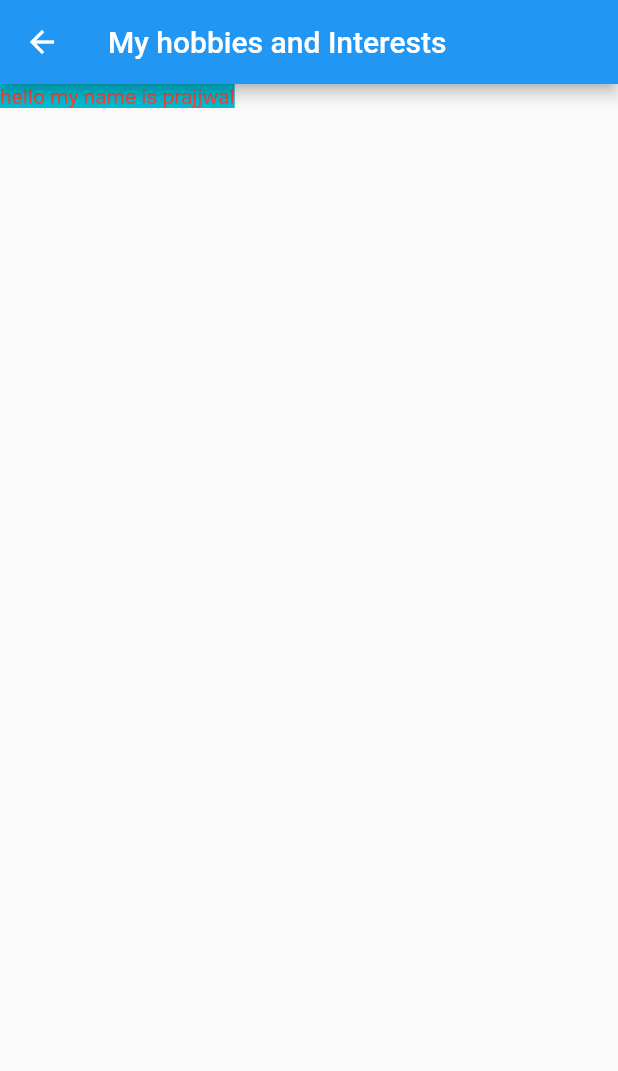
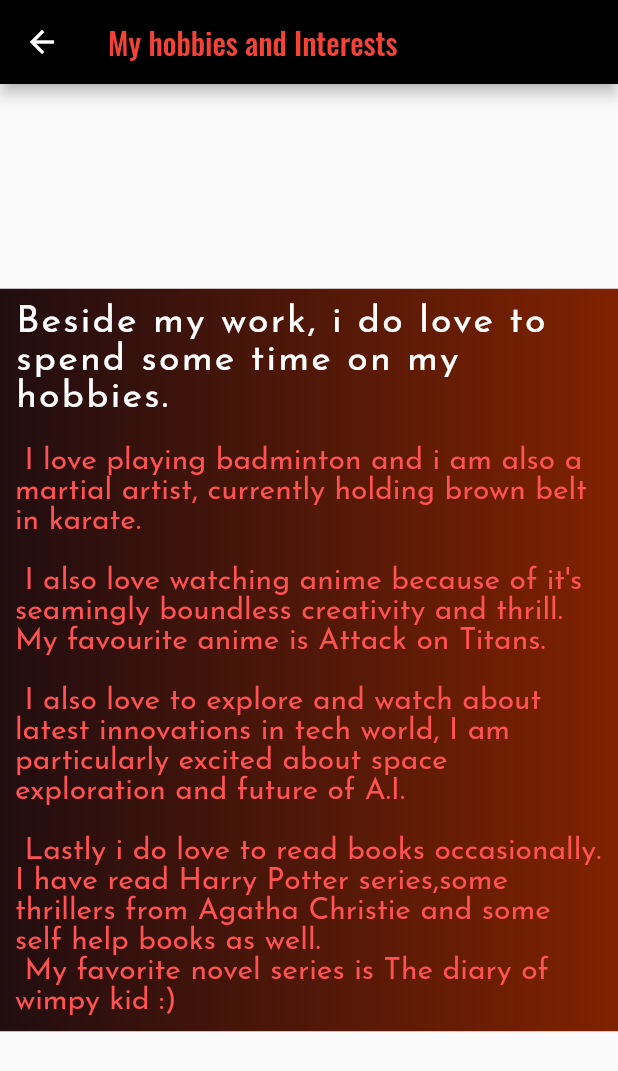
Before and after one commit to prajjwa-lit/portfolio, a Flutter app: the screen it shows after launch, in the side drawer, after a tap on "Hobbies and interests", on a phone screen of 412 x 824 dp. Shown: the top 1071 px of the screen. Run offline on Flutter 3.47's test engine with Material 2 defaults, Android fonts, the phone set to English and light mode, and no system bars.

Commit message:
finalize portfolio

```diff
--- a/lib/Interests.dart
+++ b/lib/Interests.dart
@@ -8,15 +8,55 @@ class MyInterest extends StatelessWidget {
   Widget build(BuildContext context) {
     return Scaffold(
       appBar: AppBar(
-        title: Text("My hobbies and Interests"),
+        backgroundColor: Colors.black,
+        title: const Text("My hobbies and Interests",
+          style: TextStyle(
+            color: Colors.red,
+            fontSize: 20,
+            fontFamily: 'Oswald',
+          ),
+        ),
       ),
-      body: Text(
-          style: TextStyle(
-              color: Colors.red,
-              backgroundColor: Colors.cyan
+      body:
+      Center(
+        child: Container(
+          padding: const EdgeInsets.all(10.0),
+          decoration: const BoxDecoration(
+          gradient: LinearGradient(
+          colors: <Color>[
+          Color(0xff210D10),
+          Color(0xff802201),
+          ],
+          )),
+                child: const SingleChildScrollView(
+                   child: Column(
+                    children: [
+                      Text(
+                       style: TextStyle(
+                         color: Colors.white,
+                         fontSize: 25.0,
+                         letterSpacing: 1.5,
+                         fontFamily: 'Dela',
+                       ),
+                      'Beside my work, i do love to spend some time on my hobbies.'
+                     ),
+                      Text(
+                          style: TextStyle(
+                            color: Colors.redAccent,
+                            fontSize: 20.0,
+                            fontFamily: 'Dela',
+                          ),
 
+                          '''\n I love playing badminton and i am also a martial artist, currently holding brown belt in karate.
+\n I also love watching anime because of it's seamingly boundless creativity and thrill. My favourite anime is Attack on Titans.
+\n I also love to explore and watch about latest innovations in tech world, I am particularly excited about space exploration and future of A.I.
+\n Lastly i do love to read books occasionally. I have read Harry Potter series,some thrillers from Agatha Christie and some self help books as well.
+ My favorite novel series is The diary of wimpy kid :) '''
+            ),
+                    ],
+                  ),
           ),
-          "hello my name is prajjwal"
+        ),
       ),
     );
   }
--- a/lib/main.dart
+++ b/lib/main.dart
@@ -4,17 +4,18 @@ import 'package:portfolio/skills.dart';
 
 void main() {
   return runApp(const MaterialApp(
+
     debugShowCheckedModeBanner: false,
     home: MyPortfolio(),
   ));
 }
-
 class MyPortfolio extends StatelessWidget {
   const MyPortfolio({super.key});
 
   @override
   Widget build(BuildContext context) {
     return MaterialApp(
+
       home: Scaffold(
         backgroundColor: Colors.transparent,
         appBar: AppBar(
@@ -22,29 +23,27 @@ class MyPortfolio extends StatelessWidget {
           title: const Text(
             "My portfolio",
             style: TextStyle(
+              color: Colors.red,
               fontSize: 20,
               fontFamily: 'Oswald',
             ),
           ),
         ),
         drawer: Drawer(
-          backgroundColor: Colors.transparent,
+          backgroundColor: Colors.black45,
 
             child: ListView(
           children: [
-            UserAccountsDrawerHeader(
-                currentAccountPicture: const CircleAvatar(
+            const UserAccountsDrawerHeader(
+                currentAccountPicture: CircleAvatar(
                   radius: 100,
-                  backgroundImage: AssetImage("assets/me.jpg"),
+                  backgroundImage: AssetImage("assets/me2.jpg"),
                 ),
-                decoration: const BoxDecoration(
+                decoration: BoxDecoration(
                     gradient: LinearGradient(
                   colors: <Color>[
-                    Color(0xfff44369),
-                    Color(0xff3e3b92),
-                    //   Color(0xff00d4ff),
-                    //   Color(0xff00bbbb),
-                    //    Color(0xff00aaaa),
+                    Color(0xff210D10),
+                    Color(0xff802201),
                   ],
                 )),
                 accountName: Text('Prajjwal Tripathi',
@@ -52,7 +51,7 @@ class MyPortfolio extends StatelessWidget {
                   fontSize: 20,
                   fontFamily: 'Oswald',
                 ),),
-                accountEmail: Text('p@gmail.com',
+                accountEmail: Text('prajjwalit@gmail.com',
                   style: TextStyle(
                   fontSize: 20,
                   fontFamily: 'Oswald',
@@ -86,32 +85,34 @@ class MyPortfolio extends StatelessWidget {
         )),
         body: Center(
           child: Container(
-            padding: const EdgeInsets.all(20.0),
+            padding: const EdgeInsets.all(10.0),
             decoration: const BoxDecoration(
                 gradient: LinearGradient(
               colors: <Color>[
-                Color(0xfff44369),
-                Color(0xff3e3b92),
-                //   Color(0xff00d4ff),
-                //   Color(0xff00bbbb),
-                //    Color(0xff00aaaa),
+                Color(0xff210D10),
+                Color(0xff802201),
+
               ],
             )),
             child: SingleChildScrollView(
               child: Column(
                 children: [
                   const Image(
-                    image: AssetImage('assets/portfolioimage.png'),
+                    image: AssetImage('assets/portfolioimg1.png'),
+                   height: 200,
+                    width: 300,
                   ),
-                  CircleAvatar(
+                  const CircleAvatar(
                     radius: 105,
-                    backgroundColor: Colors.black,
-                    child: const CircleAvatar(
+                    backgroundColor: Colors.redAccent,
+                    child: CircleAvatar(
                       radius: 100,
-                      backgroundImage: AssetImage("assets/me.jpg"),
+                      backgroundImage: AssetImage("assets/me2.jpg"),
                     ),
                   ),
-                  const Text(
+                  Padding(
+                    padding: const EdgeInsets.all(10.0),
+                    child: const Text(
                       ('hello my name is Prajjwal Tripathi. \n I am a sophomore at AKGEC, ghaziabad, pursuing my bachelor’s degree  in computer science.'),
                       style: TextStyle(
                         color: Colors.white,
@@ -120,16 +121,21 @@ class MyPortfolio extends StatelessWidget {
                         fontFamily: 'Dela',
                       ),
                     ),
-                  const Text(
-                    ('I am currently venturing into the field of app development. As a Flutter developer i am excited to explore and work in this domain and build unique projects to showcase my skills '),
+                  ),
+                  Padding(
+                    padding: const EdgeInsets.all(10.0),
+                    child: const Text(
+                      ('I am currently venturing into the field of app development.\nAs a Flutter developer i am excited to explore and work in this domain and build unique projects to showcase my skills. '),
                       style: TextStyle(
-                      color: Colors.white70,
-                      fontSize: 20.0,
+                        color: Colors.redAccent,
+                        fontSize: 22.0,
                         fontFamily: 'Dela',
+                      ),
                     ),
                   ),
                   Row(children: <Widget>[
                     ElevatedButton(
+
                         onPressed: () {
                           Navigator.push(
                             context,
@@ -137,8 +143,12 @@ class MyPortfolio extends StatelessWidget {
                                 builder: (context) => const MyInterest()),
                           );
                         },
-                        child: Text('My interests')),
-                    SizedBox(width: 20,),
+                        style: ElevatedButton.styleFrom(
+                          backgroundColor: Colors.black,
+                          foregroundColor: Colors.redAccent// Background color
+                        ),
+                        child: const Text('My interests')),
+                    const SizedBox(width: 20,),
                     ElevatedButton(
                         onPressed: () {
                           Navigator.push(
@@ -147,7 +157,11 @@ class MyPortfolio extends StatelessWidget {
                                 builder: (context) => const MySkills()),
                           );
                         },
-                        child: Text('My skills')),
+                        style: ElevatedButton.styleFrom(
+                            backgroundColor: Colors.black,
+                            foregroundColor: Colors.redAccent// Background color
+                        ),
+                        child: const Text('My skills')),
                   ]),
                 ],
               ),
--- a/lib/skills.dart
+++ b/lib/skills.dart
@@ -8,15 +8,54 @@ class MySkills extends StatelessWidget {
   Widget build(BuildContext context) {
     return Scaffold(
       appBar: AppBar(
-        title: Text("My Skills and academics"),
+        backgroundColor: Colors.black,
+        title: const Text("My Skills and academics",
+          style: TextStyle(
+            color: Colors.red,
+            fontSize: 20,
+            fontFamily: 'Oswald',
+          ),
+        ),
       ),
-    body: Text(
-      style: TextStyle(
-        color: Colors.red,
-        backgroundColor: Colors.cyan
-
+    body: Center(
+      child: Container(
+        height: 800,
+        width: 400,
+        padding: const EdgeInsets.all(10.0),
+        decoration: const BoxDecoration(
+            gradient: LinearGradient(
+              colors: <Color>[
+                Color(0xff210D10),
+                Color(0xff802201),
+              ],
+            )),
+        child: const SingleChildScrollView(
+          child: Column(
+            children: [
+              Text(
+                style: TextStyle(
+                  color: Colors.white,
+                  fontSize: 22.0,
+                  letterSpacing: 1.5,
+                  fontFamily: 'Dela',
+                ),
+                '''Though a beginner, I have been exploring and trying out new technologies to select my domains.
+I have a decent know-how of html and css for frontend web development.
+I also know C++ language and java and currently i am learning flutter development to make cross platform applications'''
+              ),
+        Text(
+          style: TextStyle(
+            color: Colors.redAccent,
+            fontSize: 20.0,
+            fontFamily: 'Dela',
+          ),
+          '''I have performed quite well in my academics as well.
+ I have secured 95% in my class 10th exams, 94% in 12th board exams and have managed to get a SGPA of just under 8 in my college.'''
+        ),
+          ],
+          ),
+        ),
       ),
-      "hello my name is prajjwal"
     ),
     );
   }
```
Also changed, not shown: pubspec.yaml (+4 -3 lines), assets/me2.jpg (added), assets/portfolioimg.png (added), assets/portfolioimg1.png (added), 1 other file. Lines whose indentation alone changed are shown as unchanged.
